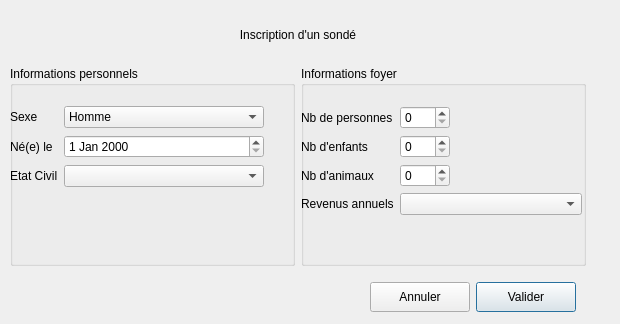
This is dialoginscription.ui in Dragorane/sondihm as Qt 5 draws it before an edit. The edited form follows.
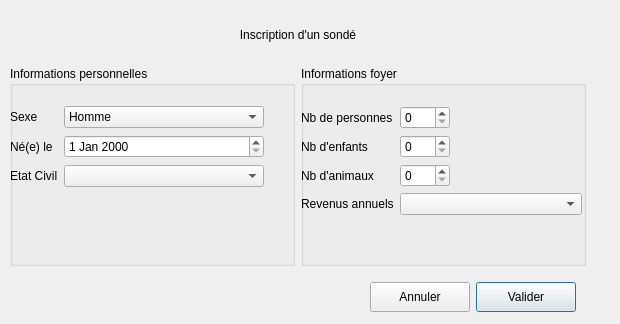
This is the edited form.

Patch:
```diff
--- a/dialoginscription.ui
+++ b/dialoginscription.ui
@@ -68,7 +68,7 @@
          </size>
         </property>
         <property name="title">
-         <string>Informations personnels</string>
+         <string>Informations personnelles</string>
         </property>
         <widget class="QWidget" name="formLayoutWidget">
          <property name="geometry">
```
